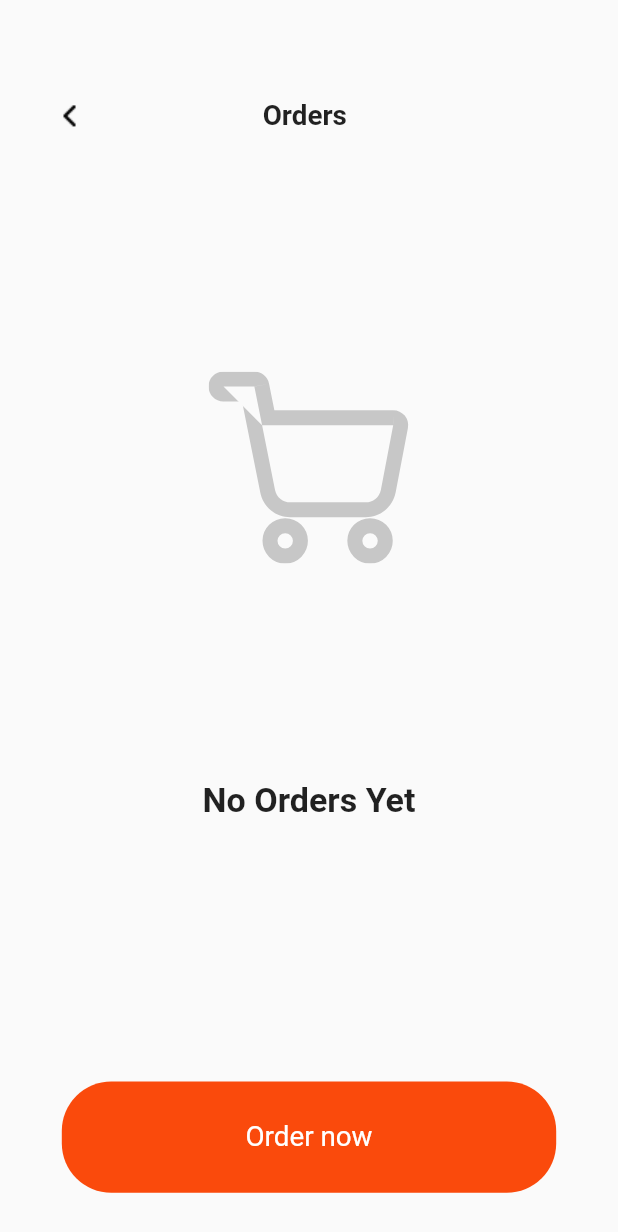
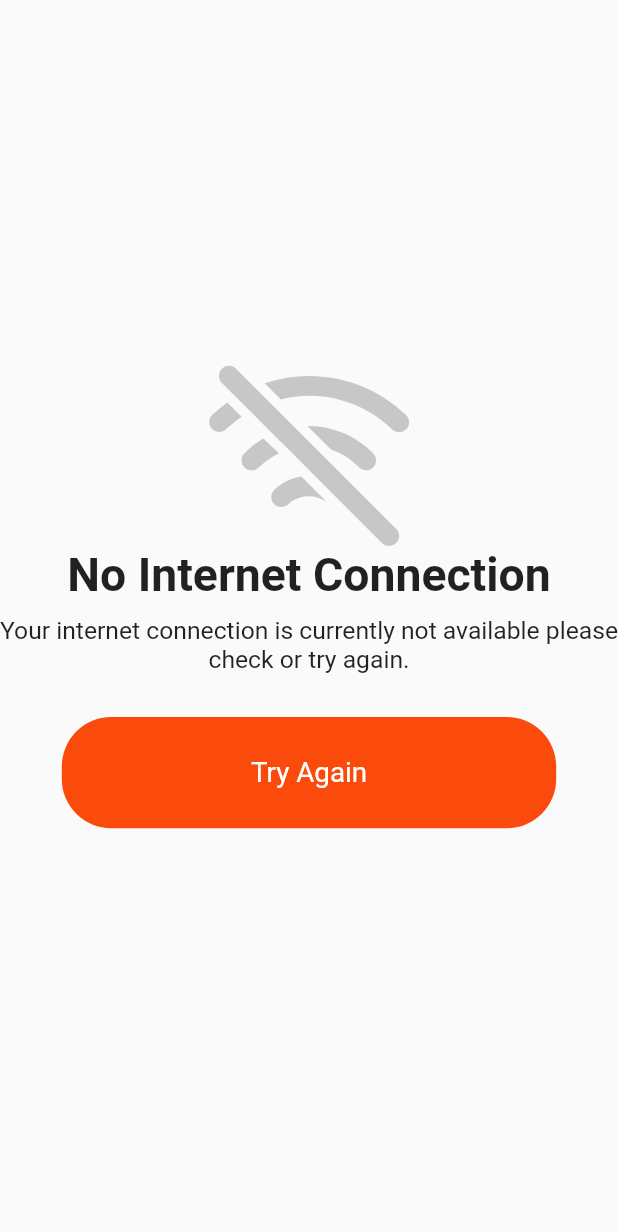
Before and after one commit to Siners8/Food-Services, a Flutter app: the screen it shows after launch, after a tap on "hello", on a phone screen of 412 x 824 dp. Shown: the top 1232 px of the screen. Run offline on Flutter 3.47's test engine with Material 2 defaults, Android fonts, the phone set to English and light mode, and no system bars; our stand-ins replace flutter_screenutil, flutter_svg.

Commit message:
#Rinkle-0.0 NoInternet page added

```diff
--- /dev/null
+++ b/lib/NoInternet/NoInternet.dart
@@ -0,0 +1,62 @@
+/*
+ * Author:Rinkle-Agarwal
+ */
+
+import 'package:flutter/material.dart';
+import 'package:food_service/source/image_assets.dart';
+import 'package:food_service/source/screen_util.dart';
+import 'package:flutter_svg/flutter_svg.dart';
+import 'package:food_service/source/string_assets.dart';
+import 'package:food_service/source/common_widgets.dart';
+
+class NoInternet extends StatefulWidget {
+  @override
+  _NoInternetState createState() => _NoInternetState();
+}
+
+class _NoInternetState extends State<NoInternet> {
+  @override
+  Widget build(BuildContext context) {
+    Constant.setScreenAwareConstant(context);
+    return Scaffold(
+      body: Column(
+        mainAxisAlignment: MainAxisAlignment.center,
+        children: [
+          ///NoInternet Logo
+
+         Center(
+           child: SvgPicture.asset(ImageAssets.nointernetIcon),
+         ),
+
+          Center(
+            child: Text(
+              StringAssets.noInternet,
+              style: TextStyle(
+                  fontSize: FontSize.s30, fontWeight: FontWeight.bold),
+            ),
+          ),
+
+          SizedBox(
+            height: Constant.size10,
+          ),
+
+          Container(
+             child: Align(
+              alignment: Alignment.center,
+                 child: Text(
+                   StringAssets.noInternetDesc,
+                   style: TextStyle(
+                       fontSize: FontSize.s16),
+                   textAlign: TextAlign.center,
+                 )
+             ),
+          ),
+          Container(
+              margin: EdgeInsets.all(Constant.size28),
+              child: CommonWidgets().button(StringAssets.tryAgain)),
+
+        ],
+      ),
+    );
+  }
+}
--- a/lib/home_menu/home_menu_screen.dart
+++ b/lib/home_menu/home_menu_screen.dart
@@ -7,6 +7,7 @@ import 'package:food_service/source/common_widgets.dart';
 import 'package:food_service/source/image_assets.dart';
 import 'package:food_service/source/screen_util.dart';
 import 'package:food_service/source/string_assets.dart';
+import 'package:food_service/NoInternet/NoInternet.dart';
 
 class HomeMenu extends StatefulWidget {
   @override
@@ -97,7 +98,7 @@ class _HomeMenuState extends State<HomeMenu> {
               ///SelectorOfItem
               GestureDetector(
                   onTap: (){
-                    Navigator.push(context, MaterialPageRoute(builder: (context)=>FoodOrder()));
+                    Navigator.push(context, MaterialPageRoute(builder: (context)=>NoInternet()));
                   },
                   child: CommonWidgets().button("hello")),
             ],
--- a/lib/source/image_assets.dart
+++ b/lib/source/image_assets.dart
@@ -7,5 +7,6 @@ class ImageAssets{
   //Food Order
 static String backButtonIcon = 'assets/icons/chevron-left.png';
   static String cartIcon = 'assets/icons/cart.svg';
+static String nointernetIcon = "assets/icons/NoInternet.svg";
 
 }
--- a/lib/source/string_assets.dart
+++ b/lib/source/string_assets.dart
@@ -7,4 +7,9 @@ class StringAssets {
 static String order='Orders';
 static String noOrdersNow='No Orders Yet';
 static String orderNow = 'Order now';
+static String noInternet='No Internet Connection';
+static String noInternetDesc='Your internet connection is currently not available please check or try again.';
+static String tryAgain='Try Again';
+
+
 }
--- a/pubspec.yaml
+++ b/pubspec.yaml
@@ -24,7 +24,7 @@ dependencies:
   flutter:
     sdk: flutter
   flutter_screenutil: 1.0.2
-  flutter_svg: 0.21.0-nullsafety.0
+  flutter_svg:
 
   # The following adds the Cupertino Icons font to your application.
   # Use with the CupertinoIcons class for iOS style icons.
```
Also changed, not shown: assets/icons/NoInternet.svg (added), pubspec.lock.
